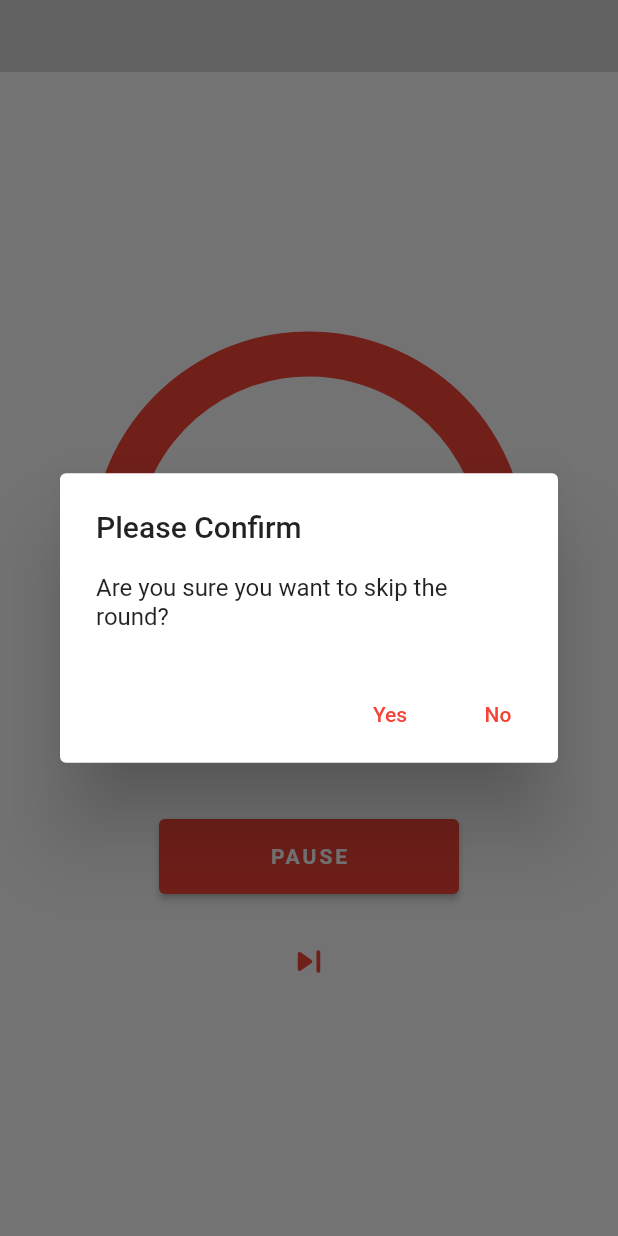
After one commit to leonardodimarchi/pomodoro-desktop, a Flutter app: the screen it shows after launch, after a tap on "START", after a tap on the "skip next" icon, on a phone screen of 412 x 824 dp. The commit adds this screen. Run offline on Flutter 3.47's test engine with Material 2 defaults, Android fonts, the light colour scheme and no system bars; drawn by our look-alikes of sleek_circular_slider; our stand-ins replace audioplayers; missing offline and left inert: bitsdojo_window, system_tray.

Commit message:
refactor(widgets/skip_dialog): separating skip_diaglog

```diff
--- /dev/null
+++ b/lib/widgets/skip_dialog.dart
@@ -0,0 +1,29 @@
+import 'package:flutter/material.dart';
+
+class SkipDialog extends StatelessWidget {
+  final void Function() onPressed;
+
+  const SkipDialog({Key? key, required this.onPressed}) : super(key: key);
+
+  @override
+  Widget build(BuildContext context) {
+    return AlertDialog(
+            title: const Text('Please Confirm'),
+            content: const Text('Are you sure you want to skip the round?'),
+            actions: [
+              TextButton(
+                  onPressed: () {
+                    onPressed();
+
+                    Navigator.of(context).pop();
+                  },
+                  child: const Text('Yes')),
+              TextButton(
+                  onPressed: () {
+                    Navigator.of(context).pop();
+                  },
+                  child: const Text('No'))
+            ],
+          );
+  }
+}
```
Also changed, not shown: lib/home.dart (+2 -18 lines).
